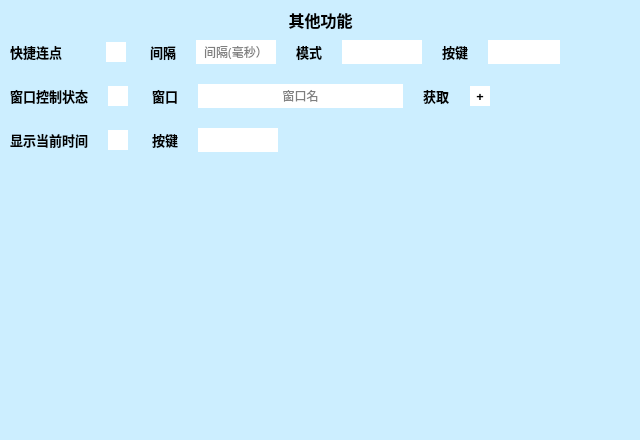
Before: the Qt Designer form .ui/FuncUi.ui in hongliangdu/Quickinput, drawn with Qt 5.
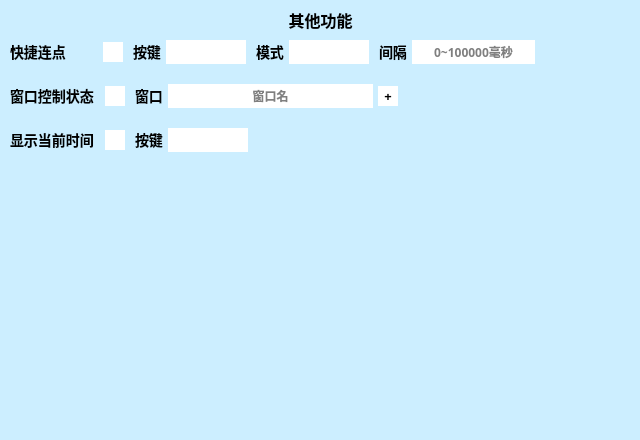
After: the same form once the commit is applied. Custom widgets are drawn as their Qt base class.

The edit to the form file:
```diff
--- a/.ui/FuncUi.ui
+++ b/.ui/FuncUi.ui
@@ -25,8 +25,11 @@
   <property name="windowTitle">
    <string>Func</string>
   </property>
+  <property name="autoFillBackground">
+   <bool>false</bool>
+  </property>
   <property name="styleSheet">
-   <string notr="true">background-color:#CEF;</string>
+   <string notr="true">#FuncUiClass{background-color:#CEF;border-bottom-left-radius:10px;border-bottom-right-radius:10px;}</string>
   </property>
   <widget class="QLabel" name="lbOther">
    <property name="geometry">
@@ -67,6 +70,14 @@
     </property>
     <item>
      <layout class="QHBoxLayout" name="horizontalLayout">
+      <property name="spacing">
+       <number>10</number>
+      </property>
+      <item>
+       <layout class="QHBoxLayout" name="horizontalLayout_2">
+        <property name="spacing">
+         <number>5</number>
+        </property>
       <item>
        <widget class="QLabel" name="lbQkClick">
         <property name="sizePolicy">
@@ -77,8 +88,8 @@
         </property>
         <property name="font">
          <font>
-          <family>微软雅黑</family>
-          <pointsize>10</pointsize>
+            <family>Microsoft YaHei</family>
+            <pointsize>-1</pointsize>
           <weight>75</weight>
           <bold>true</bold>
          </font>
@@ -86,6 +97,9 @@
         <property name="toolTip">
          <string>如果是启用状态并按下此按键将会快速点击此按键</string>
         </property>
+          <property name="styleSheet">
+           <string notr="true">font-family:&quot;Microsoft YaHei&quot;;font-size:14px;</string>
+          </property>
         <property name="text">
          <string>快捷连点ㅤㅤ</string>
         </property>
@@ -93,11 +107,11 @@
       </item>
       <item>
        <widget class="QCheckBox" name="chbQkClick">
-        <property name="maximumSize">
-         <size>
-          <width>24</width>
-          <height>16777215</height>
-         </size>
+          <property name="sizePolicy">
+           <sizepolicy hsizetype="Maximum" vsizetype="Maximum">
+            <horstretch>0</horstretch>
+            <verstretch>0</verstretch>
+           </sizepolicy>
         </property>
         <property name="font">
          <font>
@@ -113,6 +127,9 @@
         <property name="toolTip">
          <string/>
         </property>
+          <property name="layoutDirection">
+           <enum>Qt::RightToLeft</enum>
+          </property>
         <property name="styleSheet">
          <string notr="true">QCheckBox::indicator {background-color:#FFF;width:20px;height:20px;}QCheckBox::indicator:checked {background-color:#888;}</string>
         </property>
@@ -133,18 +150,25 @@
         </property>
        </widget>
       </item>
+       </layout>
+      </item>
       <item>
-       <widget class="QLabel" name="lbQkDelay">
+       <layout class="QHBoxLayout" name="horizontalLayout_11">
+        <property name="spacing">
+         <number>5</number>
+        </property>
+        <item>
+         <widget class="QLabel" name="lbQkKey">
         <property name="sizePolicy">
-         <sizepolicy hsizetype="Preferred" vsizetype="Preferred">
+           <sizepolicy hsizetype="Maximum" vsizetype="Preferred">
           <horstretch>0</horstretch>
           <verstretch>0</verstretch>
          </sizepolicy>
         </property>
         <property name="font">
          <font>
-          <family>微软雅黑</family>
-          <pointsize>10</pointsize>
+            <family>Microsoft YaHei</family>
+            <pointsize>-1</pointsize>
           <weight>75</weight>
           <bold>true</bold>
          </font>
@@ -152,13 +176,22 @@
         <property name="toolTip">
          <string/>
         </property>
+          <property name="styleSheet">
+           <string notr="true">font-family:&quot;Microsoft YaHei&quot;;font-size:14px;</string>
+          </property>
         <property name="text">
-         <string>间隔</string>
+           <string>按键</string>
         </property>
        </widget>
       </item>
       <item>
-       <widget class="QLineEdit" name="etQkDelay">
+         <widget class="QKeyEdit" name="hkQkClick" native="true">
+          <property name="sizePolicy">
+           <sizepolicy hsizetype="Preferred" vsizetype="Fixed">
+            <horstretch>0</horstretch>
+            <verstretch>0</verstretch>
+           </sizepolicy>
+          </property>
         <property name="minimumSize">
          <size>
           <width>80</width>
@@ -173,42 +206,42 @@
         </property>
         <property name="font">
          <font>
-          <family>微软雅黑</family>
-          <pointsize>9</pointsize>
+            <family>Microsoft YaHei</family>
+            <pointsize>-1</pointsize>
+            <weight>75</weight>
+            <bold>true</bold>
          </font>
         </property>
         <property name="focusPolicy">
-         <enum>Qt::ClickFocus</enum>
-        </property>
-        <property name="styleSheet">
-         <string notr="true">background-color: #FFF; border:none;</string>
-        </property>
-        <property name="text">
+           <enum>Qt::NoFocus</enum>
+          </property>
+          <property name="toolTip">
          <string/>
         </property>
-        <property name="alignment">
-         <set>Qt::AlignCenter</set>
-        </property>
-        <property name="readOnly">
-         <bool>false</bool>
-        </property>
-        <property name="placeholderText">
-         <string>间隔(毫秒）</string>
+          <property name="styleSheet">
+           <string notr="true">background-color:#FFF;font-family:&quot;Microsoft YaHei&quot;;font-size:12px;</string>
         </property>
        </widget>
       </item>
+       </layout>
+      </item>
+      <item>
+       <layout class="QHBoxLayout" name="horizontalLayout_10">
+        <property name="spacing">
+         <number>5</number>
+        </property>
       <item>
        <widget class="QLabel" name="lbQkMode">
         <property name="sizePolicy">
-         <sizepolicy hsizetype="Preferred" vsizetype="Preferred">
+           <sizepolicy hsizetype="Maximum" vsizetype="Preferred">
           <horstretch>0</horstretch>
           <verstretch>0</verstretch>
          </sizepolicy>
         </property>
         <property name="font">
          <font>
-          <family>微软雅黑</family>
-          <pointsize>10</pointsize>
+            <family>Microsoft YaHei</family>
+            <pointsize>-1</pointsize>
           <weight>75</weight>
           <bold>true</bold>
          </font>
@@ -216,6 +249,9 @@
         <property name="toolTip">
          <string/>
         </property>
+          <property name="styleSheet">
+           <string notr="true">font-family:&quot;Microsoft YaHei&quot;;font-size:14px;</string>
+          </property>
         <property name="text">
          <string>模式</string>
         </property>
@@ -223,22 +259,22 @@
       </item>
       <item>
        <widget class="QComboBox" name="cmbMode">
+          <property name="sizePolicy">
+           <sizepolicy hsizetype="Preferred" vsizetype="Preferred">
+            <horstretch>0</horstretch>
+            <verstretch>0</verstretch>
+           </sizepolicy>
+          </property>
         <property name="minimumSize">
          <size>
           <width>80</width>
           <height>24</height>
          </size>
         </property>
-        <property name="maximumSize">
-         <size>
-          <width>80</width>
-          <height>24</height>
-         </size>
-        </property>
         <property name="font">
          <font>
-          <family>微软雅黑</family>
-          <pointsize>10</pointsize>
+            <family>Microsoft YaHei</family>
+            <pointsize>-1</pointsize>
           <weight>75</weight>
           <bold>true</bold>
          </font>
@@ -250,7 +286,8 @@
          <string>&lt;html&gt;&lt;head/&gt;&lt;body&gt;&lt;p&gt;长按：按下将持续运行，松开停止；点击：点击将持续运行，再次点击取消&lt;/p&gt;&lt;/body&gt;&lt;/html&gt;</string>
         </property>
         <property name="styleSheet">
-         <string notr="true">QComboBox {
+           <string notr="true">*{font-family:&quot;Microsoft YaHei&quot;;font-size:12px;}
+QComboBox {
 	background-color:#FFF;
 	padding-left:3px;
 	border:none;
@@ -265,57 +302,83 @@
         </property>
        </widget>
       </item>
+       </layout>
+      </item>
       <item>
-       <widget class="QLabel" name="lbQkKey">
+       <layout class="QHBoxLayout" name="horizontalLayout_9">
+        <property name="spacing">
+         <number>5</number>
+        </property>
+        <item>
+         <widget class="QLabel" name="lbQkDelay">
+          <property name="sizePolicy">
+           <sizepolicy hsizetype="Maximum" vsizetype="Preferred">
+            <horstretch>0</horstretch>
+            <verstretch>0</verstretch>
+           </sizepolicy>
+          </property>
+          <property name="font">
+           <font>
+            <family>Microsoft YaHei</family>
+            <pointsize>-1</pointsize>
+            <weight>75</weight>
+            <bold>true</bold>
+           </font>
+          </property>
+          <property name="toolTip">
+           <string/>
+          </property>
+          <property name="styleSheet">
+           <string notr="true">font-family:&quot;Microsoft YaHei&quot;;font-size:14px;</string>
+          </property>
+          <property name="text">
+           <string>间隔</string>
+          </property>
+         </widget>
+        </item>
+        <item>
+         <widget class="QLineEdit" name="etQkDelay">
         <property name="sizePolicy">
          <sizepolicy hsizetype="Preferred" vsizetype="Preferred">
           <horstretch>0</horstretch>
           <verstretch>0</verstretch>
          </sizepolicy>
         </property>
-        <property name="font">
-         <font>
-          <family>微软雅黑</family>
-          <pointsize>10</pointsize>
-          <weight>75</weight>
-          <bold>true</bold>
-         </font>
-        </property>
-        <property name="toolTip">
-         <string/>
-        </property>
-        <property name="text">
-         <string>按键</string>
-        </property>
-       </widget>
-      </item>
-      <item>
-       <widget class="QKeyEdit" name="hkQkClick" native="true">
-        <property name="sizePolicy">
-         <sizepolicy hsizetype="Expanding" vsizetype="Fixed">
-          <horstretch>0</horstretch>
-          <verstretch>0</verstretch>
-         </sizepolicy>
-        </property>
         <property name="minimumSize">
          <size>
-          <width>48</width>
-          <height>24</height>
-         </size>
-        </property>
-        <property name="maximumSize">
-         <size>
           <width>80</width>
           <height>24</height>
          </size>
         </property>
-        <property name="toolTip">
-         <string>点击后再按下鼠标或键盘</string>
+          <property name="font">
+           <font>
+            <family>Microsoft YaHei</family>
+            <pointsize>-1</pointsize>
+            <weight>75</weight>
+            <bold>true</bold>
+           </font>
+          </property>
+          <property name="focusPolicy">
+           <enum>Qt::ClickFocus</enum>
         </property>
         <property name="styleSheet">
-         <string notr="true">background-color:#FFF;</string>
-        </property>
-       </widget>
+           <string notr="true">background-color: #FFF; border:none;font-family:&quot;Microsoft YaHei&quot;;font-size:12px;</string>
+          </property>
+          <property name="text">
+           <string/>
+          </property>
+          <property name="alignment">
+           <set>Qt::AlignCenter</set>
+          </property>
+          <property name="readOnly">
+           <bool>false</bool>
+          </property>
+          <property name="placeholderText">
+           <string>0~100000毫秒</string>
+          </property>
+         </widget>
+        </item>
+       </layout>
       </item>
       <item>
        <spacer name="horizontalSpacer_2">
@@ -324,8 +387,8 @@
         </property>
         <property name="sizeHint" stdset="0">
          <size>
-          <width>40</width>
-          <height>20</height>
+          <width>0</width>
+          <height>0</height>
          </size>
         </property>
        </spacer>
@@ -334,12 +397,26 @@
     </item>
     <item>
      <layout class="QHBoxLayout" name="horizontalLayout_5">
+      <property name="spacing">
+       <number>10</number>
+      </property>
+      <item>
+       <layout class="QHBoxLayout" name="horizontalLayout_3">
+        <property name="spacing">
+         <number>5</number>
+        </property>
       <item>
        <widget class="QLabel" name="lbWndActive">
+          <property name="sizePolicy">
+           <sizepolicy hsizetype="Preferred" vsizetype="Preferred">
+            <horstretch>0</horstretch>
+            <verstretch>0</verstretch>
+           </sizepolicy>
+          </property>
         <property name="font">
          <font>
-          <family>微软雅黑</family>
-          <pointsize>10</pointsize>
+            <family>Microsoft YaHei</family>
+            <pointsize>-1</pointsize>
           <weight>75</weight>
           <bold>true</bold>
          </font>
@@ -347,6 +424,9 @@
         <property name="toolTip">
          <string>如果激活了此窗口将启用连点器（先用开关键启用连点器）</string>
         </property>
+          <property name="styleSheet">
+           <string notr="true">font-family:&quot;Microsoft YaHei&quot;;font-size:14px;</string>
+          </property>
         <property name="text">
          <string>窗口控制状态</string>
         </property>
@@ -354,11 +434,11 @@
       </item>
       <item>
        <widget class="QCheckBox" name="chbWndActive">
-        <property name="maximumSize">
-         <size>
-          <width>24</width>
-          <height>16777215</height>
-         </size>
+          <property name="sizePolicy">
+           <sizepolicy hsizetype="Maximum" vsizetype="Maximum">
+            <horstretch>0</horstretch>
+            <verstretch>0</verstretch>
+           </sizepolicy>
         </property>
         <property name="font">
          <font>
@@ -374,6 +454,9 @@
         <property name="toolTip">
          <string/>
         </property>
+          <property name="layoutDirection">
+           <enum>Qt::RightToLeft</enum>
+          </property>
         <property name="styleSheet">
          <string notr="true">QCheckBox::indicator {background-color:#FFF;width:20px;height:20px;}QCheckBox::indicator:checked {background-color:#888;}</string>
         </property>
@@ -394,18 +477,25 @@
         </property>
        </widget>
       </item>
+       </layout>
+      </item>
+      <item>
+       <layout class="QHBoxLayout" name="horizontalLayout_8">
+        <property name="spacing">
+         <number>5</number>
+        </property>
       <item>
        <widget class="QLabel" name="lbWndActiveName">
         <property name="sizePolicy">
-         <sizepolicy hsizetype="Preferred" vsizetype="Preferred">
+           <sizepolicy hsizetype="Maximum" vsizetype="Preferred">
           <horstretch>0</horstretch>
           <verstretch>0</verstretch>
          </sizepolicy>
         </property>
         <property name="font">
          <font>
-          <family>微软雅黑</family>
-          <pointsize>10</pointsize>
+            <family>Microsoft YaHei</family>
+            <pointsize>-1</pointsize>
           <weight>75</weight>
           <bold>true</bold>
          </font>
@@ -413,6 +503,9 @@
         <property name="toolTip">
          <string/>
         </property>
+          <property name="styleSheet">
+           <string notr="true">font-family:&quot;Microsoft YaHei&quot;;font-size:14px;</string>
+          </property>
         <property name="text">
          <string>窗口</string>
         </property>
@@ -420,6 +513,12 @@
       </item>
       <item>
        <widget class="QLineEdit" name="etWndActive">
+          <property name="sizePolicy">
+           <sizepolicy hsizetype="Preferred" vsizetype="Preferred">
+            <horstretch>0</horstretch>
+            <verstretch>0</verstretch>
+           </sizepolicy>
+          </property>
         <property name="minimumSize">
          <size>
           <width>205</width>
@@ -428,15 +527,17 @@
         </property>
         <property name="font">
          <font>
-          <family>微软雅黑</family>
-          <pointsize>9</pointsize>
+            <family>Microsoft YaHei</family>
+            <pointsize>-1</pointsize>
+            <weight>75</weight>
+            <bold>true</bold>
          </font>
         </property>
         <property name="focusPolicy">
          <enum>Qt::ClickFocus</enum>
         </property>
         <property name="styleSheet">
-         <string notr="true">background-color: #FFF; border:none;</string>
+           <string notr="true">background-color: #FFF; border:none;font-family:&quot;Microsoft YaHei&quot;;font-size:12px;</string>
         </property>
         <property name="text">
          <string/>
@@ -452,43 +553,13 @@
         </property>
        </widget>
       </item>
-      <item>
-       <widget class="QLabel" name="lbWndActiveGet">
-        <property name="sizePolicy">
-         <sizepolicy hsizetype="Preferred" vsizetype="Preferred">
-          <horstretch>0</horstretch>
-          <verstretch>0</verstretch>
-         </sizepolicy>
-        </property>
-        <property name="font">
-         <font>
-          <family>微软雅黑</family>
-          <pointsize>10</pointsize>
-          <weight>75</weight>
-          <bold>true</bold>
-         </font>
-        </property>
-        <property name="toolTip">
-         <string/>
-        </property>
-        <property name="text">
-         <string>获取</string>
-        </property>
-       </widget>
-      </item>
       <item>
        <widget class="QPushButton" name="bnWndActive">
-        <property name="minimumSize">
-         <size>
-          <width>20</width>
-          <height>20</height>
-         </size>
-        </property>
-        <property name="maximumSize">
-         <size>
-          <width>20</width>
-          <height>20</height>
-         </size>
+          <property name="sizePolicy">
+           <sizepolicy hsizetype="Maximum" vsizetype="Maximum">
+            <horstretch>0</horstretch>
+            <verstretch>0</verstretch>
+           </sizepolicy>
         </property>
         <property name="font">
          <font>
@@ -502,13 +573,15 @@
          <enum>Qt::ClickFocus</enum>
         </property>
         <property name="styleSheet">
-         <string notr="true">background-color:#FFF; border:none;</string>
+           <string notr="true">background-color:#FFF;border:none;width:20px;height:20px;</string>
         </property>
         <property name="text">
          <string>+</string>
         </property>
        </widget>
       </item>
+       </layout>
+      </item>
       <item>
        <spacer name="horizontalSpacer_3">
         <property name="orientation">
@@ -516,8 +589,8 @@
         </property>
         <property name="sizeHint" stdset="0">
          <size>
-          <width>40</width>
-          <height>20</height>
+          <width>0</width>
+          <height>0</height>
          </size>
         </property>
        </spacer>
@@ -526,18 +599,26 @@
     </item>
     <item>
      <layout class="QHBoxLayout" name="horizontalLayout_4">
+      <property name="spacing">
+       <number>10</number>
+      </property>
+      <item>
+       <layout class="QHBoxLayout" name="horizontalLayout_6">
+        <property name="spacing">
+         <number>5</number>
+        </property>
       <item>
        <widget class="QLabel" name="lbClock">
-        <property name="maximumSize">
-         <size>
-          <width>100</width>
-          <height>16777215</height>
-         </size>
+          <property name="sizePolicy">
+           <sizepolicy hsizetype="Preferred" vsizetype="Preferred">
+            <horstretch>0</horstretch>
+            <verstretch>0</verstretch>
+           </sizepolicy>
         </property>
         <property name="font">
          <font>
-          <family>微软雅黑</family>
-          <pointsize>10</pointsize>
+            <family>Microsoft YaHei</family>
+            <pointsize>-1</pointsize>
           <weight>75</weight>
           <bold>true</bold>
          </font>
@@ -545,6 +626,9 @@
         <property name="toolTip">
          <string>弹出当前时间，在全屏游戏时可用</string>
         </property>
+          <property name="styleSheet">
+           <string notr="true">font-family:&quot;Microsoft YaHei&quot;;font-size:14px;</string>
+          </property>
         <property name="text">
          <string>显示当前时间</string>
         </property>
@@ -552,11 +636,11 @@
       </item>
       <item>
        <widget class="QCheckBox" name="chbClock">
-        <property name="maximumSize">
-         <size>
-          <width>24</width>
-          <height>16777215</height>
-         </size>
+          <property name="sizePolicy">
+           <sizepolicy hsizetype="Maximum" vsizetype="Maximum">
+            <horstretch>0</horstretch>
+            <verstretch>0</verstretch>
+           </sizepolicy>
         </property>
         <property name="font">
          <font>
@@ -572,6 +656,9 @@
         <property name="toolTip">
          <string/>
         </property>
+          <property name="layoutDirection">
+           <enum>Qt::RightToLeft</enum>
+          </property>
         <property name="styleSheet">
          <string notr="true">QCheckBox::indicator {background-color:#FFF;width:20px;height:20px;}QCheckBox::indicator:checked {background-color:#888;}</string>
         </property>
@@ -592,18 +679,25 @@
         </property>
        </widget>
       </item>
+       </layout>
+      </item>
+      <item>
+       <layout class="QHBoxLayout" name="horizontalLayout_7">
+        <property name="spacing">
+         <number>5</number>
+        </property>
       <item>
        <widget class="QLabel" name="lbClockKey">
         <property name="sizePolicy">
-         <sizepolicy hsizetype="Preferred" vsizetype="Preferred">
+           <sizepolicy hsizetype="Maximum" vsizetype="Preferred">
           <horstretch>0</horstretch>
           <verstretch>0</verstretch>
          </sizepolicy>
         </property>
         <property name="font">
          <font>
-          <family>微软雅黑</family>
-          <pointsize>10</pointsize>
+            <family>Microsoft YaHei</family>
+            <pointsize>-1</pointsize>
           <weight>75</weight>
           <bold>true</bold>
          </font>
@@ -611,6 +705,9 @@
         <property name="toolTip">
          <string/>
         </property>
+          <property name="styleSheet">
+           <string notr="true">font-family:&quot;Microsoft YaHei&quot;;font-size:14px;</string>
+          </property>
         <property name="text">
          <string>按键</string>
         </property>
@@ -619,14 +716,14 @@
       <item>
        <widget class="QKeyEdit" name="hkClock" native="true">
         <property name="sizePolicy">
-         <sizepolicy hsizetype="Expanding" vsizetype="Fixed">
+           <sizepolicy hsizetype="Preferred" vsizetype="Fixed">
           <horstretch>0</horstretch>
           <verstretch>0</verstretch>
          </sizepolicy>
         </property>
         <property name="minimumSize">
          <size>
-          <width>48</width>
+            <width>80</width>
           <height>24</height>
          </size>
         </property>
@@ -636,13 +733,26 @@
           <height>24</height>
          </size>
         </property>
+          <property name="font">
+           <font>
+            <family>Microsoft YaHei</family>
+            <pointsize>-1</pointsize>
+            <weight>75</weight>
+            <bold>true</bold>
+           </font>
+          </property>
+          <property name="focusPolicy">
+           <enum>Qt::NoFocus</enum>
+          </property>
         <property name="toolTip">
          <string>点击后再按下鼠标或键盘</string>
         </property>
         <property name="styleSheet">
-         <string notr="true">background-color:#FFF;</string>
-        </property>
-       </widget>
+           <string notr="true">background-color:#FFF;font-family:&quot;Microsoft YaHei&quot;;font-size:12px;</string>
+          </property>
+         </widget>
+        </item>
+       </layout>
       </item>
       <item>
        <spacer name="horizontalSpacer">
@@ -651,8 +761,8 @@
         </property>
         <property name="sizeHint" stdset="0">
          <size>
-          <width>40</width>
-          <height>20</height>
+          <width>0</width>
+          <height>0</height>
          </size>
         </property>
        </spacer>
@@ -666,8 +776,8 @@
       </property>
       <property name="sizeHint" stdset="0">
        <size>
-        <width>20</width>
-        <height>40</height>
+        <width>0</width>
+        <height>0</height>
        </size>
       </property>
      </spacer>
```
Left out of the diff: 9 changed lines with no effect on the pictures. Lines whose indentation alone changed are shown as unchanged.
